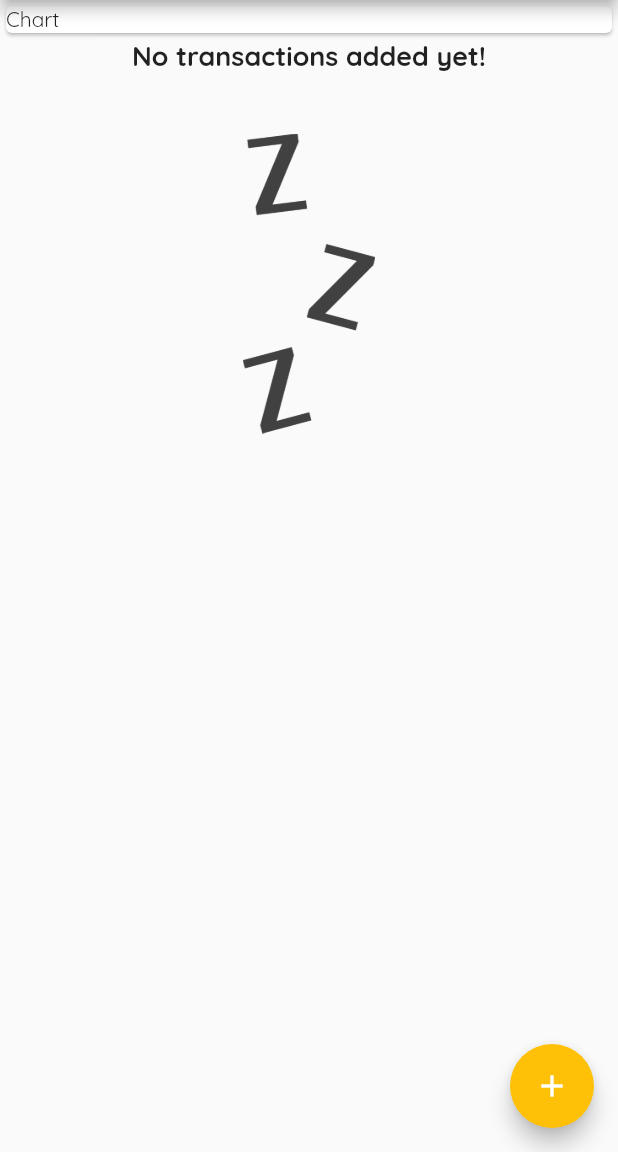
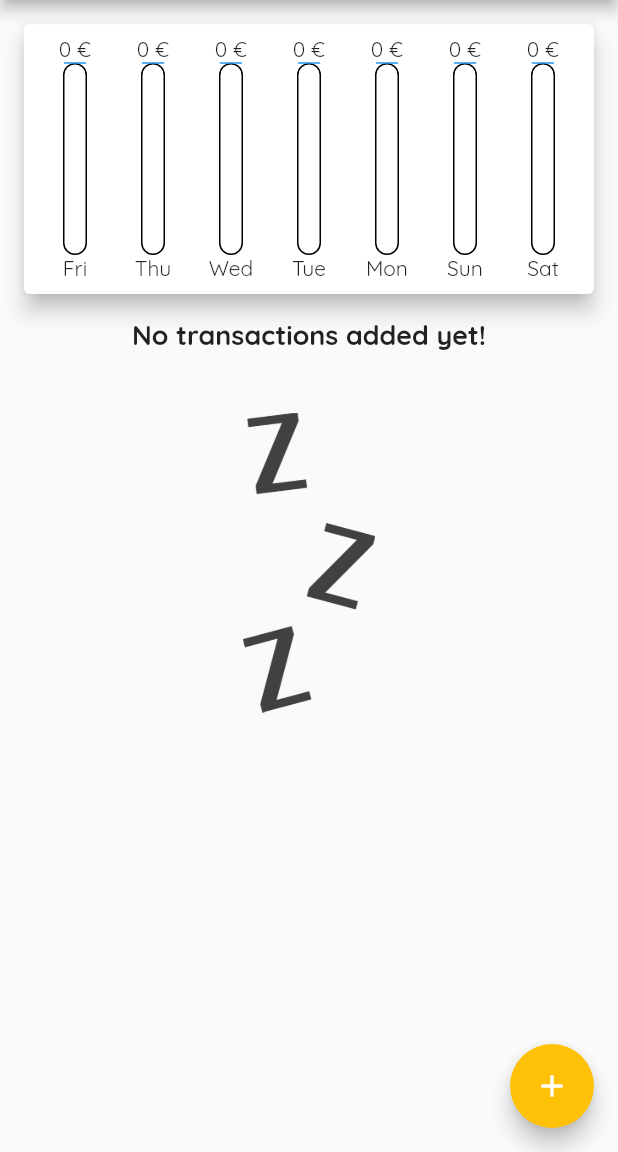
Before and after one commit to niktekusho/personal_expenses, a Flutter app: the screen it shows after launch, on a phone screen of 412 x 824 dp, the part 84-1236 px from its top. Run offline on Flutter 3.47's test engine with Material 2 defaults, Android fonts, the phone set to English and light mode, and no system bars.

```diff
--- a/lib/main.dart
+++ b/lib/main.dart
@@ -1,6 +1,8 @@
 import 'package:flutter/material.dart';
-import 'package:personal_expenses/widgets/new_transaction_form.dart';
-import './widgets/transaction_list.dart';
+
+import 'widgets/chart.dart';
+import 'widgets/new_transaction_form.dart';
+import 'widgets/transaction_list.dart';
 import 'transaction.dart';
 
 void main() {
@@ -69,6 +71,14 @@ class _ExpensesMainPageState extends State<ExpensesMainPage> {
     });
   }
 
+  List<Transaction> get _recentTransactions {
+    final oneWeekAgo = DateTime.now().subtract(Duration(days: 7));
+
+    return _transactions
+        .where((transaction) => transaction.isAfterDate(oneWeekAgo))
+        .toList();
+  }
+
   void _openNewTransactionForm(context) {
     showModalBottomSheet(
       context: context,
@@ -93,9 +103,7 @@ class _ExpensesMainPageState extends State<ExpensesMainPage> {
         // mainAxisAlignment: MainAxisAlignment.spaceAround,
         crossAxisAlignment: CrossAxisAlignment.stretch,
         children: [
-          Card(
-            child: Text('Chart'),
-          ),
+          Chart(recentTransactions: _transactions),
           TransactionList(transactions: _transactions)
         ],
       ),
--- a/lib/transaction.dart
+++ b/lib/transaction.dart
@@ -15,6 +15,10 @@ class Transaction {
     return amount < 0;
   }
 
+  bool isAfterDate(DateTime dateTime) {
+    return date.isAfter(dateTime);
+  }
+
   // Transaction.copy(Transaction otherTransaction)
   //     : this(
   //           amount: otherTransaction.amount,
@@ -22,3 +26,14 @@ class Transaction {
   //           id: otherTransaction.id,
   //           title: otherTransaction.title);
 }
+
+class GroupedTransactions {
+  final String day;
+  double amount = 0;
+
+  GroupedTransactions({required this.day});
+
+  void addTransactionAmount(double amount) {
+    this.amount += amount;
+  }
+}
--- /dev/null
+++ b/lib/widgets/chart.dart
@@ -0,0 +1,64 @@
+import 'package:flutter/material.dart';
+import 'package:intl/intl.dart';
+
+import 'chart_bar.dart';
+import '../transaction.dart';
+
+class Chart extends StatelessWidget {
+  final List<Transaction> recentTransactions;
+
+  const Chart({super.key, required this.recentTransactions});
+
+  bool _isSameDay(DateTime date1, DateTime date2) {
+    return date1.day == date2.day &&
+        date1.month == date2.month &&
+        date1.year == date2.year;
+  }
+
+  List<GroupedTransactions> get groupedTransactionValues {
+    return List.generate(7, (index) {
+      final weekDayDateTime = DateTime.now().subtract(Duration(days: index));
+      final weekDayName = DateFormat.E().format(weekDayDateTime);
+
+      final groupedTransactions = GroupedTransactions(day: weekDayName);
+
+      for (var recentTransaction in recentTransactions) {
+        if (_isSameDay(recentTransaction.date, weekDayDateTime)) {
+          groupedTransactions.addTransactionAmount(recentTransaction.amount);
+        }
+      }
+
+      return groupedTransactions;
+    });
+  }
+
+  double get maxAmountTransaction {
+    return groupedTransactionValues.fold(
+        0.0, (currentSum, element) => currentSum + element.amount);
+  }
+
+  @override
+  Widget build(BuildContext context) {
+    final maxAmount = maxAmountTransaction;
+
+    final groupedTransactionWidgets = groupedTransactionValues
+        .map((gt) => BarChart(
+              label: gt.day,
+              spendedAmount: gt.amount,
+              maxAmount: maxAmount,
+            ))
+        .toList();
+
+    return Card(
+      elevation: 6,
+      margin: EdgeInsets.all(16),
+      child: Padding(
+        padding: EdgeInsets.all(8),
+        child: Row(
+          mainAxisAlignment: MainAxisAlignment.spaceEvenly,
+          children: groupedTransactionWidgets,
+        ),
+      ),
+    );
+  }
+}
--- /dev/null
+++ b/lib/widgets/chart_bar.dart
@@ -0,0 +1,56 @@
+import 'package:flutter/material.dart';
+
+class BarChart extends StatelessWidget {
+  final String label;
+  final double spendedAmount;
+  final double maxAmount;
+
+  const BarChart({
+    super.key,
+    required this.label,
+    required this.spendedAmount,
+    required this.maxAmount,
+  });
+
+  @override
+  Widget build(BuildContext context) {
+    final amountPercentage = maxAmount == 0 ? 0.0 : spendedAmount / maxAmount;
+
+    return Flexible(
+      fit: FlexFit.tight,
+      child: Column(
+        children: [
+          FittedBox(child: Text('${spendedAmount.toStringAsFixed(0)} €')),
+          Container(
+            // Fixed sizes are somewhat ok here...
+            height: 128,
+            width: 16,
+            child: Stack(
+              children: [
+                // First child is rendered first ("behind")
+                Container(
+                  decoration: BoxDecoration(
+                    border: Border.all(color: Colors.black, width: 1),
+                    borderRadius: BorderRadius.circular(8),
+                  ),
+                ),
+                // Second child is rendered after ("on top")
+                FractionallySizedBox(
+                  heightFactor: amountPercentage,
+                  child: Container(
+                    decoration: BoxDecoration(
+                      border: Border.all(color: Colors.black, width: 1),
+                      borderRadius: BorderRadius.circular(8),
+                      color: Theme.of(context).primaryColor,
+                    ),
+                  ),
+                ),
+              ],
+            ),
+          ),
+          Text(label),
+        ],
+      ),
+    );
+  }
+}
```
